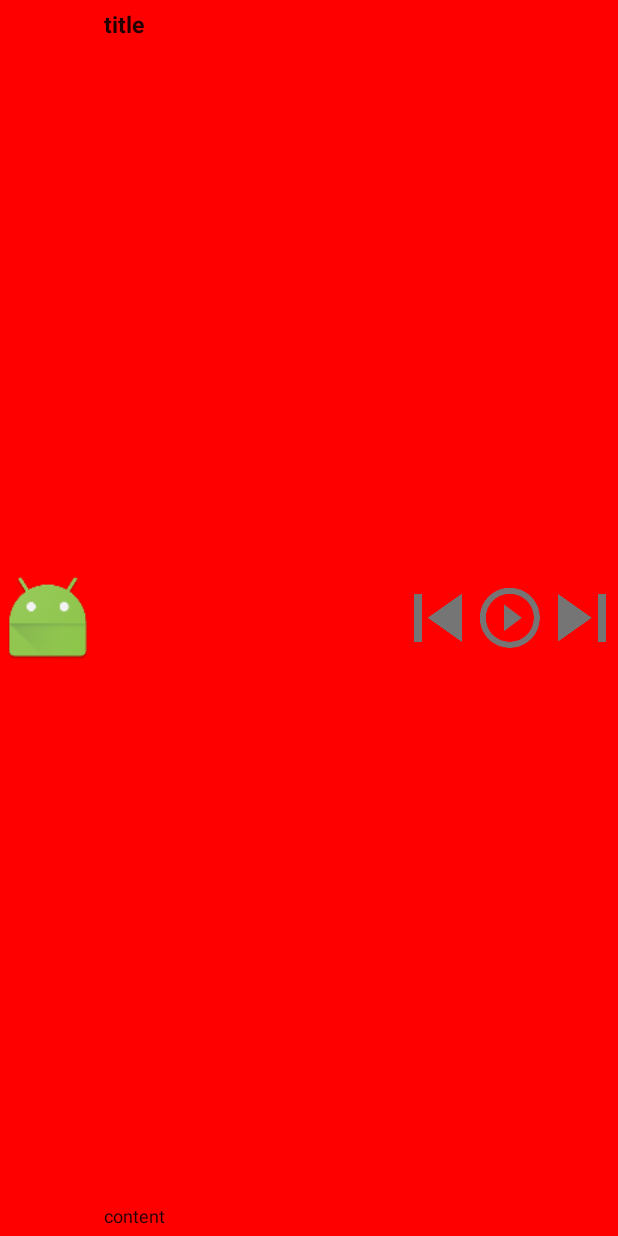
After one commit to Ayi-/SimpleMusicPlay, an Android app: the layout view_custom_button.xml on its own in the app's theme, with its tools: preview values and no code run, on a phone screen of 412 x 824 dp. The commit adds this screen. Run offline under Robolectric (Android 15) with nearby library versions, the phone set to English and light mode, and no system bars.

Commit message:
添加通知栏

```diff
--- a/app/src/main/java/com/ae/simplemusicplay/activity/PlayMusic.java
+++ b/app/src/main/java/com/ae/simplemusicplay/activity/PlayMusic.java
@@ -132,8 +132,8 @@ public class PlayMusic extends Activity implements View.OnClickListener {
 
     @Override
     protected void onDestroy() {
-
         unbindService(connection);
         super.onDestroy();
     }
+
 }
--- /dev/null
+++ b/app/src/main/res/layout/view_custom_button.xml
@@ -0,0 +1,76 @@
+<?xml version="1.0" encoding="utf-8"?>
+<RelativeLayout xmlns:android="http://schemas.android.com/apk/res/android"
+    android:layout_width="match_parent"
+    android:layout_height="wrap_content"
+    android:orientation="vertical"
+    android:background="#FF0000">
+
+    <ImageView
+        android:id="@+id/custom_song_icon"
+        android:layout_width="64dp"
+        android:layout_height="64dp"
+        android:layout_alignParentLeft="true"
+        android:layout_centerVertical="true"
+        android:src="@mipmap/ic_launcher" />
+
+    <LinearLayout
+        android:id="@+id/ll_custom_button"
+        android:layout_width="wrap_content"
+        android:layout_height="wrap_content"
+        android:layout_alignParentRight="true"
+        android:layout_centerVertical="true"
+        android:layout_marginLeft="5dip"
+        android:gravity="center_vertical"
+        android:orientation="horizontal" >
+
+        <ImageButton
+            android:id="@+id/btn_custom_prev"
+            style="@style/btn_custom_style"
+            android:src="@mipmap/ic_skip_previous_grey600_48dp" />
+
+        <ImageButton
+            android:id="@+id/btn_custom_play"
+            style="@style/btn_custom_style"
+            android:contentDescription="播放"
+            android:src="@mipmap/ic_play_circle_outline_grey600_48dp" />
+
+        <ImageButton
+            android:id="@+id/btn_custom_next"
+            style="@style/btn_custom_style"
+            android:contentDescription="下一首"
+            android:src="@mipmap/ic_skip_next_grey600_48dp" />
+    </LinearLayout>
+
+    <RelativeLayout
+        android:layout_width="match_parent"
+        android:layout_height="wrap_content"
+        android:layout_alignParentTop="true"
+        android:layout_marginBottom="5dip"
+        android:layout_marginLeft="5dip"
+        android:layout_marginTop="5dip"
+        android:layout_toLeftOf="@id/ll_custom_button"
+        android:layout_toRightOf="@id/custom_song_icon"
+        android:orientation="vertical" >
+
+        <TextView
+            android:id="@+id/tv_custom_song_singer"
+            style="@style/NotificationTitle"
+            android:layout_width="wrap_content"
+            android:layout_height="wrap_content"
+            android:layout_alignParentLeft="true"
+            android:layout_alignParentTop="true"
+            android:text="title"
+            android:textSize="15sp" />
+
+        <TextView
+            android:id="@+id/tv_custom_song_name"
+            style="@style/NotificationContent"
+            android:layout_width="match_parent"
+            android:layout_height="wrap_content"
+            android:layout_alignParentBottom="true"
+            android:layout_alignParentLeft="true"
+            android:text="content"
+            android:textSize="12sp" />
+    </RelativeLayout>
+
+</RelativeLayout>
--- a/app/src/main/res/values/styles.xml
+++ b/app/src/main/res/values/styles.xml
@@ -7,6 +7,7 @@
         <item name="colorPrimaryDark">@color/colorPrimaryDark</item>
         <item name="colorAccent">@color/colorAccent</item>
     </style>
+
     <style name="AppTheme.NoActionBar">
         <item name="windowActionBar">false</item>
         <item name="windowNoTitle">true</item>
@@ -14,4 +15,18 @@
     <style name="AppTheme.AppBarOverlay" parent="ThemeOverlay.AppCompat.Dark.ActionBar" />
     <style name="AppTheme.PopupOverlay" parent="ThemeOverlay.AppCompat.Light" />
 
+    <style name="NotificationContent">
+        <item name="android:textColor">?android:attr/textColorPrimary</item>
+    </style>
+    <style name="NotificationTitle">
+        <item name="android:textColor">?android:attr/textColorPrimary</item>
+        <item name="android:textStyle">bold</item>
+    </style>
+    <style name="btn_custom_style">
+        <item name="android:layout_width">48dip</item>
+        <item name="android:layout_height">48dip</item>
+        <item name="android:layout_gravity">center|right</item>
+        <item name="android:background">?android:listChoiceBackgroundIndicator</item>
+
+    </style>
 </resources>
```
Also changed, not shown: app/src/main/java/com/ae/simplemusicplay/Util/NotifyUtil.java (added, +136 -0 lines), app/src/main/java/com/ae/simplemusicplay/services/MusicPlayService.java (+14 -4 lines).
